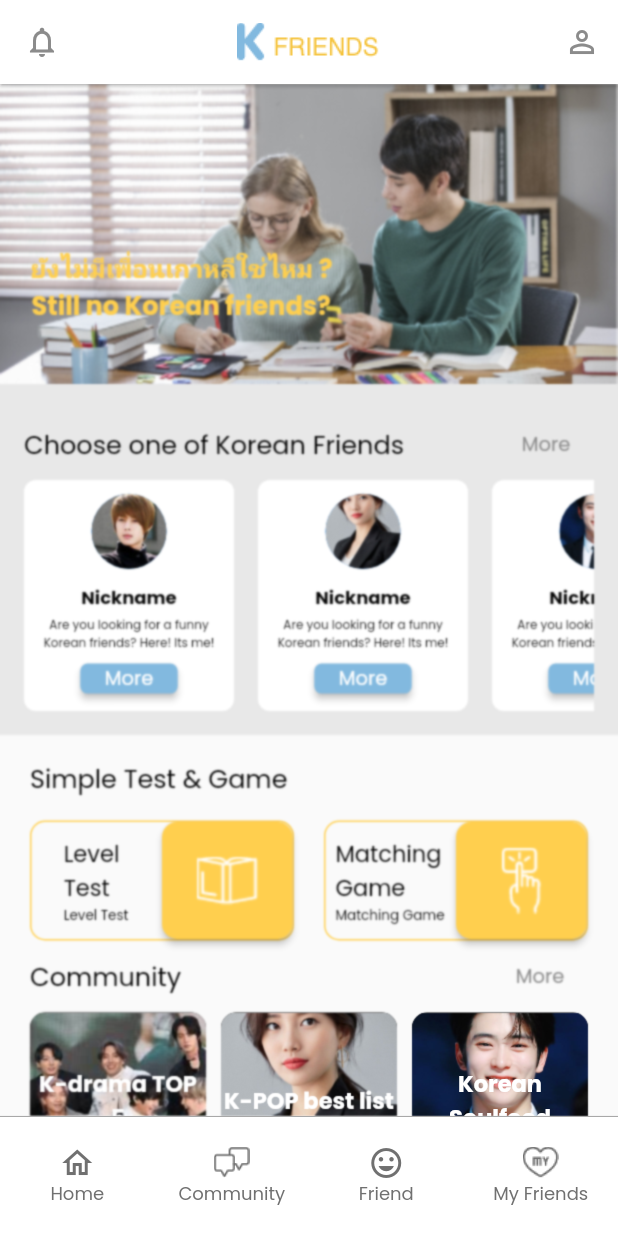
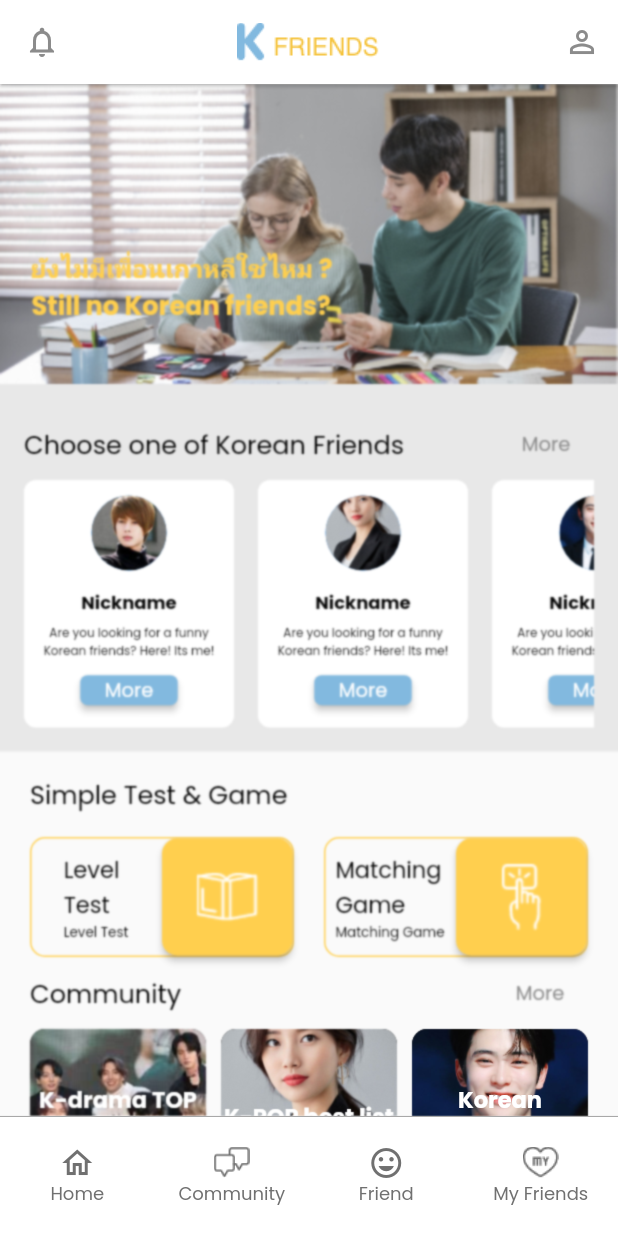
Before and after one commit to Nithu96/flutter_kfriends_app, a Flutter app: the screen it shows after launch, on a phone screen of 412 x 824 dp. Run offline on Flutter 3.47's test engine with Material 2 defaults, Android fonts, the phone set to English and light mode, and no system bars; drawn by our look-alikes of flutter_snake_navigationbar.

Commit message:
ui changes

```diff
--- a/lib/screen/home_screen2.dart
+++ b/lib/screen/home_screen2.dart
@@ -347,7 +347,7 @@ class _HomeScreen2State extends State<HomeScreen2> {
               ],
             ),
             Container(
-              height: 154,
+              height: 165,
               child: ListView.builder(
                 shrinkWrap: true,
                 scrollDirection: Axis.horizontal,
```
